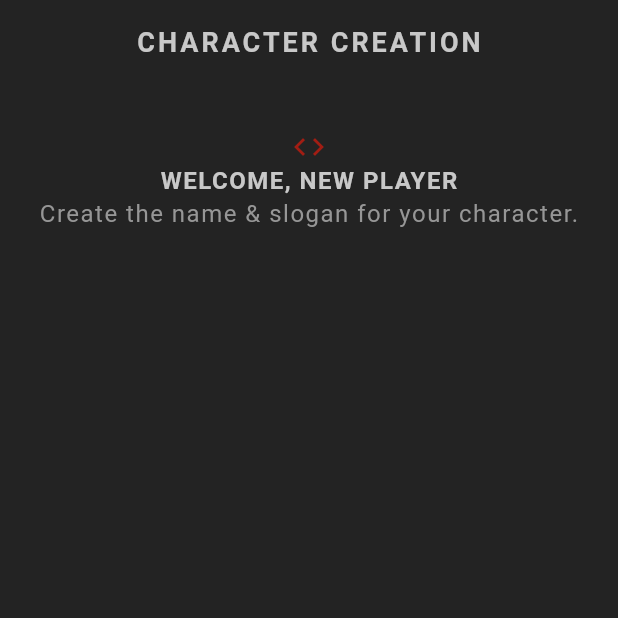
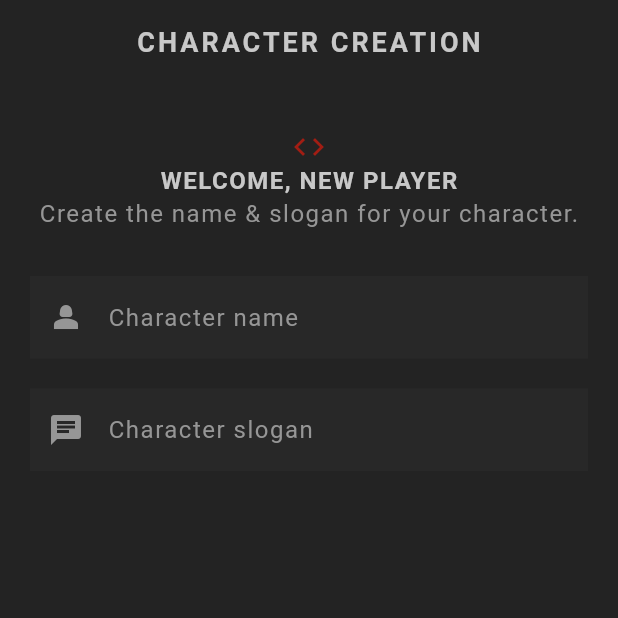
Before and after one commit to jamesthegreat2021/flutter-rpg, a Flutter app: the screen it shows after launch, on a phone screen of 412 x 824 dp, the top half of it. Run offline on Flutter 3.47's test engine with Material 3 defaults, Android fonts, the phone set to English and light mode, and no system bars; our stand-ins replace google_fonts; Roboto replaces fonts that are missing (Kanit).

Commit message:
added textfields and customized them to use themedata, the original application theme

```diff
--- a/lib/screens/create/create.dart
+++ b/lib/screens/create/create.dart
@@ -1,6 +1,7 @@
 import 'package:flutter/material.dart';
 import 'package:flutter_rpg/shared/styled_text.dart';
 import 'package:flutter_rpg/theme.dart';
+import 'package:google_fonts/google_fonts.dart';
 
 class Create extends StatefulWidget {
   const Create({super.key});
@@ -34,6 +35,27 @@ class _CreateState extends State<Create> {
             const SizedBox(
               height: 30,
             ),
+             TextField(
+              style: GoogleFonts.kanit(
+                textStyle: Theme.of(context).textTheme.bodyMedium,
+              ),
+              cursorColor: AppColors.textColor,
+              decoration: InputDecoration(
+                prefixIcon: Icon(Icons.person_2),
+                label: StyledText('Character name'),
+              ),
+            ),
+            const SizedBox(height: 20,),
+           TextField(
+              style: GoogleFonts.kanit(
+                textStyle: Theme.of(context).textTheme.bodyMedium
+              ),
+              cursorColor: AppColors.textColor,
+              decoration: InputDecoration(
+                prefixIcon: Icon(Icons.chat),
+                label: StyledText('Character slogan'),
+              ),
+            ),
           ],
         ),
       ),
--- a/lib/theme.dart
+++ b/lib/theme.dart
@@ -60,4 +60,14 @@ ThemeData primaryTheme = ThemeData(
       margin: const EdgeInsets.only(bottom: 16),
     ),
 
+    //input decoration theme
+    inputDecorationTheme: InputDecorationTheme(
+      filled: true,
+      //thisis a background color
+      fillColor: AppColors.secondaryColor.withOpacity(0.5),
+      border: InputBorder.none,
+      labelStyle: TextStyle(color: AppColors.textColor),
+      prefixIconColor: AppColors.textColor,
+    ),
+
 );
```
